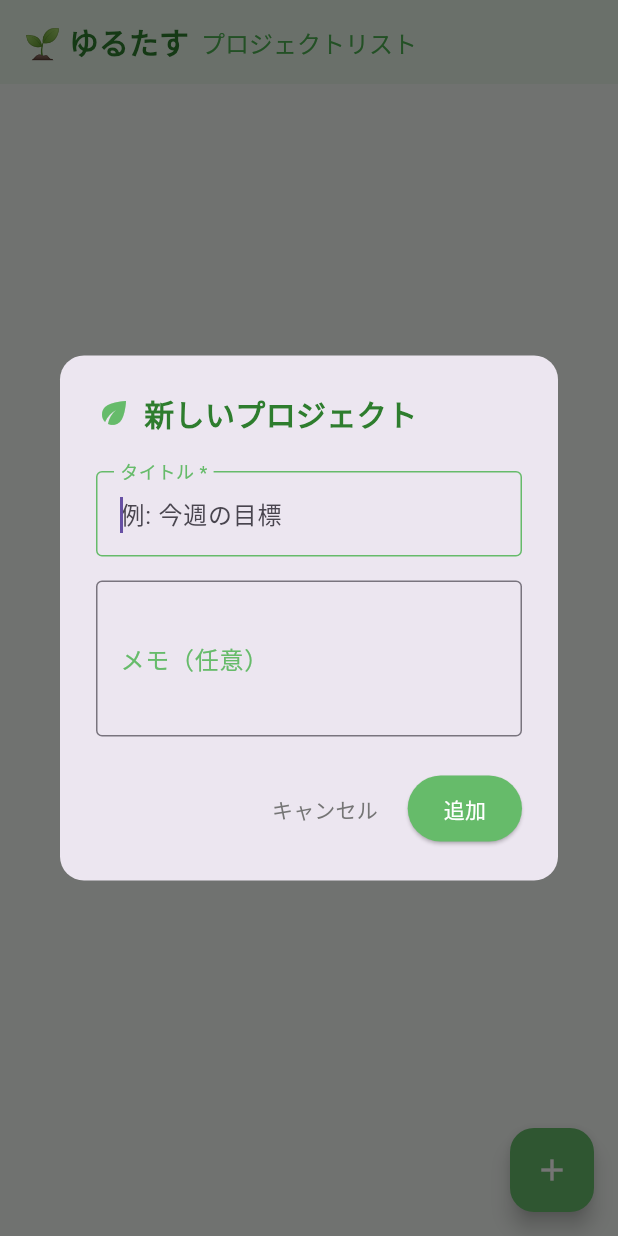
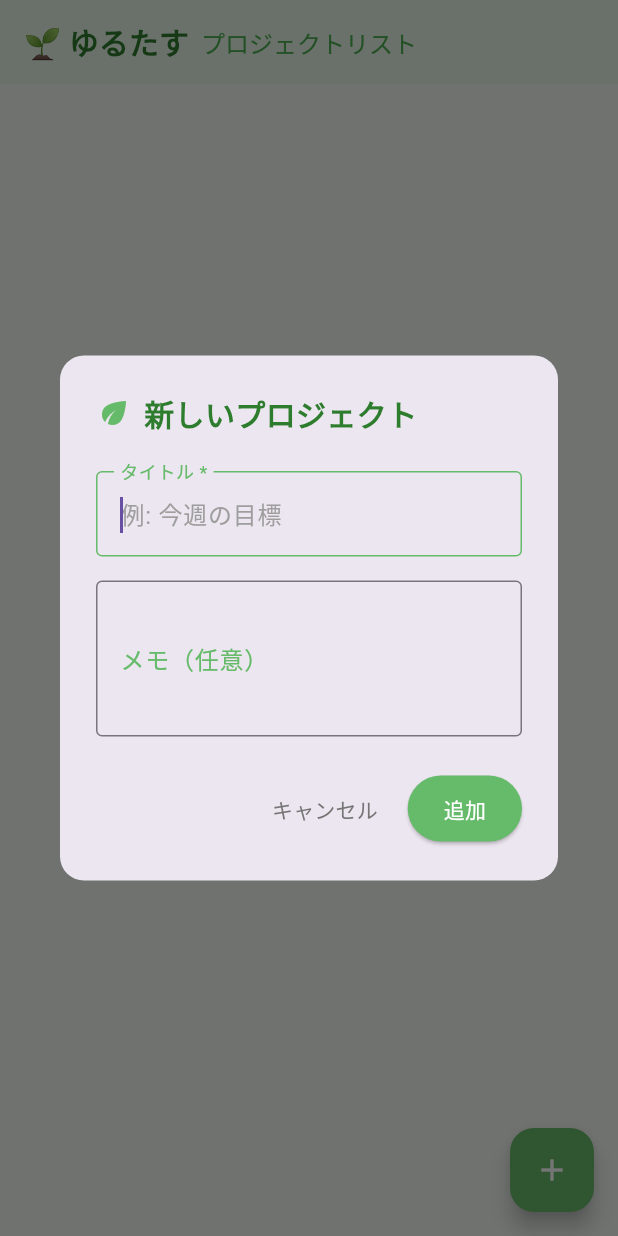
Before and after one commit to IT-Engineer-K/yutrutasu, a Flutter app: the screen it shows after launch, after a tap on "最初のプロジェクトを追加", on a phone screen of 412 x 824 dp. Run offline on Flutter 3.47's test engine with Material 3 defaults, Android fonts, the phone set to English and light mode, and no system bars; our stand-ins replace shared_preferences; generated files the repository leaves out were written again; Roboto replaces fonts that are missing (NotoSansJP).

Commit message:
プレースホルダー

```diff
--- a/lib/src/views/add_task_dialog.dart
+++ b/lib/src/views/add_task_dialog.dart
@@ -59,6 +59,7 @@ class _AddTaskDialogState extends State<AddTaskDialog> {
                     borderSide: BorderSide(color: Color(0xFF66BB6A)),
                   ),
                   labelStyle: TextStyle(color: Color(0xFF66BB6A)),
+                  hintStyle: TextStyle(color: Color(0xFF9E9E9E)),
                 ),
                 validator: (value) {
                   if (value == null || value.trim().isEmpty) {
--- a/lib/src/views/add_yaru_koto_dialog.dart
+++ b/lib/src/views/add_yaru_koto_dialog.dart
@@ -61,6 +61,7 @@ class _AddYaruKotoDialogState extends State<AddYaruKotoDialog> {
                     borderSide: BorderSide(color: Color(0xFF66BB6A)),
                   ),
                   labelStyle: TextStyle(color: Color(0xFF66BB6A)),
+                  hintStyle: TextStyle(color: Color(0xFF9E9E9E)),
                 ),
                 validator: (value) {
                   if (value == null || value.trim().isEmpty) {
@@ -81,6 +82,7 @@ class _AddYaruKotoDialogState extends State<AddYaruKotoDialog> {
                     borderSide: BorderSide(color: Color(0xFF66BB6A)),
                   ),
                   labelStyle: TextStyle(color: Color(0xFF66BB6A)),
+                  hintStyle: TextStyle(color: Color(0xFF9E9E9E)),
                 ),
                 maxLines: 3,
               ),
--- a/lib/src/views/edit_task_dialog.dart
+++ b/lib/src/views/edit_task_dialog.dart
@@ -49,6 +49,7 @@ class _EditTaskDialogState extends State<EditTaskDialog> {
             borderSide: BorderSide(color: Color(0xFF66BB6A)),
           ),
           labelStyle: TextStyle(color: Color(0xFF66BB6A)),
+          hintStyle: TextStyle(color: Color(0xFF9E9E9E)),
         ),
         autofocus: true,
       ),
--- a/lib/src/views/edit_yaru_koto_dialog.dart
+++ b/lib/src/views/edit_yaru_koto_dialog.dart
@@ -57,6 +57,7 @@ class _EditYaruKotoDialogState extends State<EditYaruKotoDialog> {
                 borderSide: BorderSide(color: Color(0xFF66BB6A)),
               ),
               labelStyle: TextStyle(color: Color(0xFF66BB6A)),
+              hintStyle: TextStyle(color: Color(0xFF9E9E9E)),
             ),
             autofocus: true,
           ),
@@ -71,6 +72,7 @@ class _EditYaruKotoDialogState extends State<EditYaruKotoDialog> {
                 borderSide: BorderSide(color: Color(0xFF66BB6A)),
               ),
               labelStyle: TextStyle(color: Color(0xFF66BB6A)),
+              hintStyle: TextStyle(color: Color(0xFF9E9E9E)),
             ),
             maxLines: 3,
           ),
```
